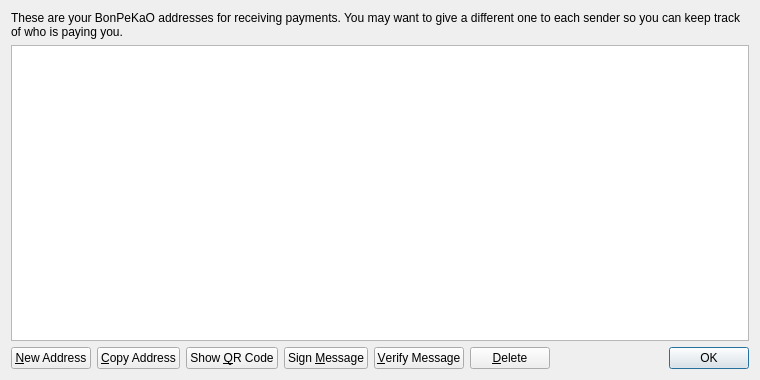
bonpekao/bonpekao, file src/qt/forms/addressbookpage.ui: the form before one commit.
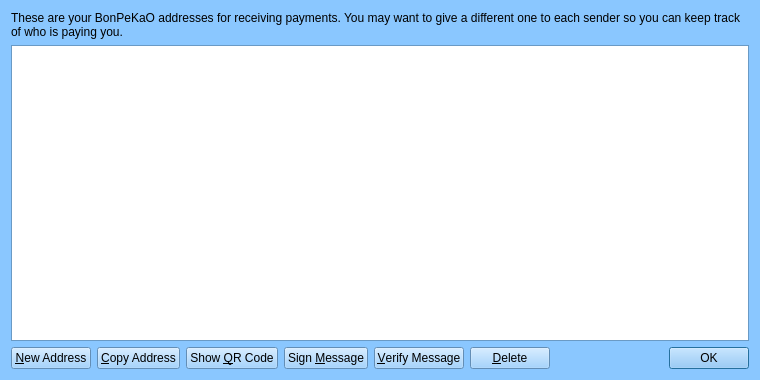
The form after the commit. Icons and pictures are not drawn.

What changed in the file:
```diff
--- a/src/qt/forms/addressbookpage.ui
+++ b/src/qt/forms/addressbookpage.ui
@@ -10,6 +10,421 @@
     <height>380</height>
    </rect>
   </property>
+  <property name="palette">
+   <palette>
+    <active>
+     <colorrole role="WindowText">
+      <brush brushstyle="SolidPattern">
+       <color alpha="255">
+        <red>0</red>
+        <green>0</green>
+        <blue>0</blue>
+       </color>
+      </brush>
+     </colorrole>
+     <colorrole role="Button">
+      <brush brushstyle="SolidPattern">
+       <color alpha="255">
+        <red>138</red>
+        <green>199</green>
+        <blue>255</blue>
+       </color>
+      </brush>
+     </colorrole>
+     <colorrole role="Light">
+      <brush brushstyle="SolidPattern">
+       <color alpha="255">
+        <red>255</red>
+        <green>255</green>
+        <blue>255</blue>
+       </color>
+      </brush>
+     </colorrole>
+     <colorrole role="Midlight">
+      <brush brushstyle="SolidPattern">
+       <color alpha="255">
+        <red>196</red>
+        <green>227</green>
+        <blue>255</blue>
+       </color>
+      </brush>
+     </colorrole>
+     <colorrole role="Dark">
+      <brush brushstyle="SolidPattern">
+       <color alpha="255">
+        <red>69</red>
+        <green>99</green>
+        <blue>127</blue>
+       </color>
+      </brush>
+     </colorrole>
+     <colorrole role="Mid">
+      <brush brushstyle="SolidPattern">
+       <color alpha="255">
+        <red>92</red>
+        <green>133</green>
+        <blue>170</blue>
+       </color>
+      </brush>
+     </colorrole>
+     <colorrole role="Text">
+      <brush brushstyle="SolidPattern">
+       <color alpha="255">
+        <red>0</red>
+        <green>0</green>
+        <blue>0</blue>
+       </color>
+      </brush>
+     </colorrole>
+     <colorrole role="BrightText">
+      <brush brushstyle="SolidPattern">
+       <color alpha="255">
+        <red>255</red>
+        <green>255</green>
+        <blue>255</blue>
+       </color>
+      </brush>
+     </colorrole>
+     <colorrole role="ButtonText">
+      <brush brushstyle="SolidPattern">
+       <color alpha="255">
+        <red>0</red>
+        <green>0</green>
+        <blue>0</blue>
+       </color>
+      </brush>
+     </colorrole>
+     <colorrole role="Base">
+      <brush brushstyle="SolidPattern">
+       <color alpha="255">
+        <red>255</red>
+        <green>255</green>
+        <blue>255</blue>
+       </color>
+      </brush>
+     </colorrole>
+     <colorrole role="Window">
+      <brush brushstyle="SolidPattern">
+       <color alpha="255">
+        <red>138</red>
+        <green>199</green>
+        <blue>255</blue>
+       </color>
+      </brush>
+     </colorrole>
+     <colorrole role="Shadow">
+      <brush brushstyle="SolidPattern">
+       <color alpha="255">
+        <red>0</red>
+        <green>0</green>
+        <blue>0</blue>
+       </color>
+      </brush>
+     </colorrole>
+     <colorrole role="AlternateBase">
+      <brush brushstyle="SolidPattern">
+       <color alpha="255">
+        <red>196</red>
+        <green>227</green>
+        <blue>255</blue>
+       </color>
+      </brush>
+     </colorrole>
+     <colorrole role="ToolTipBase">
+      <brush brushstyle="SolidPattern">
+       <color alpha="255">
+        <red>255</red>
+        <green>255</green>
+        <blue>220</blue>
+       </color>
+      </brush>
+     </colorrole>
+     <colorrole role="ToolTipText">
+      <brush brushstyle="SolidPattern">
+       <color alpha="255">
+        <red>0</red>
+        <green>0</green>
+        <blue>0</blue>
+       </color>
+      </brush>
+     </colorrole>
+    </active>
+    <inactive>
+     <colorrole role="WindowText">
+      <brush brushstyle="SolidPattern">
+       <color alpha="255">
+        <red>0</red>
+        <green>0</green>
+        <blue>0</blue>
+       </color>
+      </brush>
+     </colorrole>
+     <colorrole role="Button">
+      <brush brushstyle="SolidPattern">
+       <color alpha="255">
+        <red>138</red>
+        <green>199</green>
+        <blue>255</blue>
+       </color>
+      </brush>
+     </colorrole>
+     <colorrole role="Light">
+      <brush brushstyle="SolidPattern">
+       <color alpha="255">
+        <red>255</red>
+        <green>255</green>
+        <blue>255</blue>
+       </color>
+      </brush>
+     </colorrole>
+     <colorrole role="Midlight">
+      <brush brushstyle="SolidPattern">
+       <color alpha="255">
+        <red>196</red>
+        <green>227</green>
+        <blue>255</blue>
+       </color>
+      </brush>
+     </colorrole>
+     <colorrole role="Dark">
+      <brush brushstyle="SolidPattern">
+       <color alpha="255">
+        <red>69</red>
+        <green>99</green>
+        <blue>127</blue>
+       </color>
+      </brush>
+     </colorrole>
+     <colorrole role="Mid">
+      <brush brushstyle="SolidPattern">
+       <color alpha="255">
+        <red>92</red>
+        <green>133</green>
+        <blue>170</blue>
+       </color>
+      </brush>
+     </colorrole>
+     <colorrole role="Text">
+      <brush brushstyle="SolidPattern">
+       <color alpha="255">
+        <red>0</red>
+        <green>0</green>
+        <blue>0</blue>
+       </color>
+      </brush>
+     </colorrole>
+     <colorrole role="BrightText">
+      <brush brushstyle="SolidPattern">
+       <color alpha="255">
+        <red>255</red>
+        <green>255</green>
+        <blue>255</blue>
+       </color>
+      </brush>
+     </colorrole>
+     <colorrole role="ButtonText">
+      <brush brushstyle="SolidPattern">
+       <color alpha="255">
+        <red>0</red>
+        <green>0</green>
+        <blue>0</blue>
+       </color>
+      </brush>
+     </colorrole>
+     <colorrole role="Base">
+      <brush brushstyle="SolidPattern">
+       <color alpha="255">
+        <red>255</red>
+        <green>255</green>
+        <blue>255</blue>
+       </color>
+      </brush>
+     </colorrole>
+     <colorrole role="Window">
+      <brush brushstyle="SolidPattern">
+       <color alpha="255">
+        <red>138</red>
+        <green>199</green>
+        <blue>255</blue>
+       </color>
+      </brush>
+     </colorrole>
+     <colorrole role="Shadow">
+      <brush brushstyle="SolidPattern">
+       <color alpha="255">
+        <red>0</red>
+        <green>0</green>
+        <blue>0</blue>
+       </color>
+      </brush>
+     </colorrole>
+     <colorrole role="AlternateBase">
+      <brush brushstyle="SolidPattern">
+       <color alpha="255">
+        <red>196</red>
+        <green>227</green>
+        <blue>255</blue>
+       </color>
+      </brush>
+     </colorrole>
+     <colorrole role="ToolTipBase">
+      <brush brushstyle="SolidPattern">
+       <color alpha="255">
+        <red>255</red>
+        <green>255</green>
+        <blue>220</blue>
+       </color>
+      </brush>
+     </colorrole>
+     <colorrole role="ToolTipText">
+      <brush brushstyle="SolidPattern">
+       <color alpha="255">
+        <red>0</red>
+        <green>0</green>
+        <blue>0</blue>
+       </color>
+      </brush>
+     </colorrole>
+    </inactive>
+    <disabled>
+     <colorrole role="WindowText">
+      <brush brushstyle="SolidPattern">
+       <color alpha="255">
+        <red>69</red>
+        <green>99</green>
+        <blue>127</blue>
+       </color>
+      </brush>
+     </colorrole>
+     <colorrole role="Button">
+      <brush brushstyle="SolidPattern">
+       <color alpha="255">
+        <red>138</red>
+        <green>199</green>
+        <blue>255</blue>
+       </color>
+      </brush>
+     </colorrole>
+     <colorrole role="Light">
+      <brush brushstyle="SolidPattern">
+       <color alpha="255">
+        <red>255</red>
+        <green>255</green>
+        <blue>255</blue>
+       </color>
+      </brush>
+     </colorrole>
+     <colorrole role="Midlight">
+      <brush brushstyle="SolidPattern">
+       <color alpha="255">
+        <red>196</red>
+        <green>227</green>
+        <blue>255</blue>
+       </color>
+      </brush>
+     </colorrole>
+     <colorrole role="Dark">
+      <brush brushstyle="SolidPattern">
+       <color alpha="255">
+        <red>69</red>
+        <green>99</green>
+        <blue>127</blue>
+       </color>
+      </brush>
+     </colorrole>
+     <colorrole role="Mid">
+      <brush brushstyle="SolidPattern">
+       <color alpha="255">
+        <red>92</red>
+        <green>133</green>
+        <blue>170</blue>
+       </color>
+      </brush>
+     </colorrole>
+     <colorrole role="Text">
+      <brush brushstyle="SolidPattern">
+       <color alpha="255">
+        <red>69</red>
+        <green>99</green>
+        <blue>127</blue>
+       </color>
+      </brush>
+     </colorrole>
+     <colorrole role="BrightText">
+      <brush brushstyle="SolidPattern">
+       <color alpha="255">
+        <red>255</red>
+        <green>255</green>
+        <blue>255</blue>
+       </color>
+      </brush>
+     </colorrole>
+     <colorrole role="ButtonText">
+      <brush brushstyle="SolidPattern">
+       <color alpha="255">
+        <red>69</red>
+        <green>99</green>
+        <blue>127</blue>
+       </color>
+      </brush>
+     </colorrole>
+     <colorrole role="Base">
+      <brush brushstyle="SolidPattern">
+       <color alpha="255">
+        <red>138</red>
+        <green>199</green>
+        <blue>255</blue>
+       </color>
+      </brush>
+     </colorrole>
+     <colorrole role="Window">
+      <brush brushstyle="SolidPattern">
+       <color alpha="255">
+        <red>138</red>
+        <green>199</green>
+        <blue>255</blue>
+       </color>
+      </brush>
+     </colorrole>
+     <colorrole role="Shadow">
+      <brush brushstyle="SolidPattern">
+       <color alpha="255">
+        <red>0</red>
+        <green>0</green>
+        <blue>0</blue>
+       </color>
+      </brush>
+     </colorrole>
+     <colorrole role="AlternateBase">
+      <brush brushstyle="SolidPattern">
+       <color alpha="255">
+        <red>138</red>
+        <green>199</green>
+        <blue>255</blue>
+       </color>
+      </brush>
+     </colorrole>
+     <colorrole role="ToolTipBase">
+      <brush brushstyle="SolidPattern">
+       <color alpha="255">
+        <red>255</red>
+        <green>255</green>
+        <blue>220</blue>
+       </color>
+      </brush>
+     </colorrole>
+     <colorrole role="ToolTipText">
+      <brush brushstyle="SolidPattern">
+       <color alpha="255">
+        <red>0</red>
+        <green>0</green>
+        <blue>0</blue>
+       </color>
+      </brush>
+     </colorrole>
+    </disabled>
+   </palette>
+  </property>
   <property name="windowTitle">
    <string>Address Book</string>
   </property>
```
